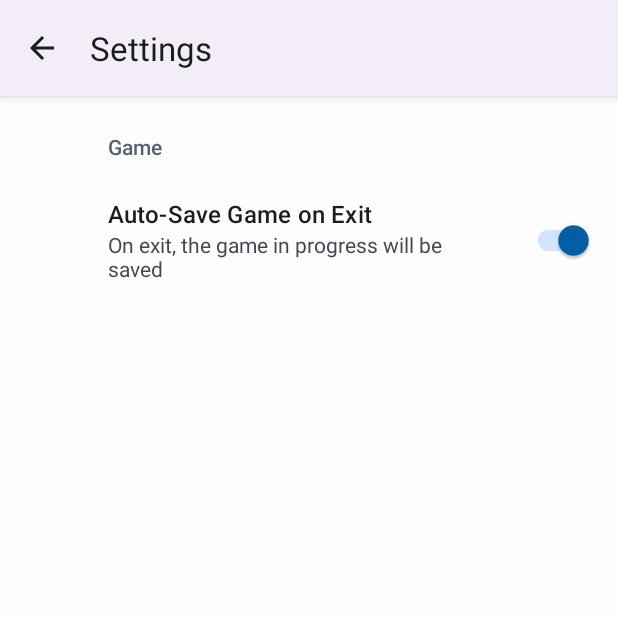
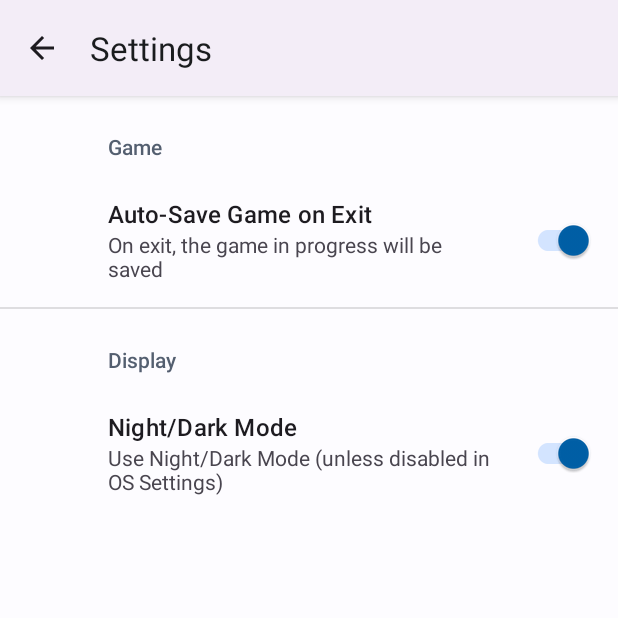
Before and after one commit to Aaron-Halpern/OthelloApp, an Android app: the screen it shows after launch (SettingsActivity), in the options menu, after a tap on "Settings", on a phone screen of 412 x 824 dp, the top half of it. Run offline under Robolectric (Android 15) with nearby library versions, the phone set to English and light mode, and no system bars; our stand-ins replace androidx.preference.

Commit message:
added splash screen and night mode preference

```diff
--- a/app/src/main/AndroidManifest.xml
+++ b/app/src/main/AndroidManifest.xml
@@ -13,6 +13,16 @@
         android:theme="@style/AppTheme"
         tools:targetApi="31">
         <activity
+            android:name=".activities.SplashActivity"
+            android:theme="@style/AppTheme.NoActionBar.SplashScreenTheme"
+            android:exported="true">
+            <intent-filter>
+                <action android:name="android.intent.action.MAIN" />
+
+                <category android:name="android.intent.category.LAUNCHER" />
+            </intent-filter>
+        </activity>
+        <activity
             android:name=".activities.SettingsActivity"
             android:exported="false"
             android:label="@string/action_settings" />
@@ -21,11 +31,11 @@
             android:exported="true"
             android:label="@string/app_name"
             android:theme="@style/AppTheme.NoActionBar">
-            <intent-filter>
-                <action android:name="android.intent.action.MAIN" />
+<!--            <intent-filter>-->
+<!--                <action android:name="android.intent.action.MAIN" />-->
 
-                <category android:name="android.intent.category.LAUNCHER" />
-            </intent-filter>
+<!--                <category android:name="android.intent.category.LAUNCHER" />-->
+<!--            </intent-filter>-->
         </activity>
     </application>
 
--- a/app/src/main/java/com/example/othello/activities/MainActivity.java
+++ b/app/src/main/java/com/example/othello/activities/MainActivity.java
@@ -37,6 +37,7 @@ public class MainActivity extends AppCompatActivity {
     private ActivityMainBinding binding;
     private Snackbar mSnackBar;
     private boolean mUseAutoSave;
+    private boolean mIsNightMode;
 
     private final String mKEY_GAME = "GAME";
     private String mKEY_AUTO_SAVE;
--- a/app/src/main/java/com/example/othello/activities/SettingsActivity.java
+++ b/app/src/main/java/com/example/othello/activities/SettingsActivity.java
@@ -12,6 +12,7 @@ import androidx.preference.Preference;
 import androidx.preference.PreferenceFragmentCompat;
 
 import com.example.othello.R;
+import com.example.othello.lib.Utils;
 import com.google.android.material.floatingactionbutton.FloatingActionButton;
 
 public class SettingsActivity extends AppCompatActivity {
@@ -56,6 +57,18 @@ public class SettingsActivity extends AppCompatActivity {
         public void onCreatePreferences(Bundle savedInstanceState, String rootKey) {
             setPreferencesFromResource(R.xml.root_preferences, rootKey);
 
+            setNightModePreferenceListener();
+
+        }
+        private void setNightModePreferenceListener() {
+            Preference nightModePreference = findPreference(getString(R.string.night_mode_key));
+            if (nightModePreference != null) {
+                nightModePreference.setOnPreferenceChangeListener((preference, newValue) -> {
+                    Boolean newBooleanValue = (Boolean)newValue;
+                    Utils.setNightModeOnOrOff(newBooleanValue);
+                    return true;
+                });
+            }
         }
     }
 }
--- /dev/null
+++ b/app/src/main/java/com/example/othello/activities/SplashActivity.java
@@ -0,0 +1,25 @@
+package com.example.othello.activities;
+
+import androidx.appcompat.app.AppCompatActivity;
+import androidx.appcompat.app.AppCompatDelegate;
+import androidx.preference.PreferenceManager;
+
+import android.content.Intent;
+import android.os.Build;
+import android.os.Bundle;
+
+import com.example.othello.R;
+import com.example.othello.lib.Utils;
+
+public class SplashActivity extends AppCompatActivity {
+
+    @Override
+    protected void onCreate(Bundle savedInstanceState) {
+        super.onCreate(savedInstanceState);
+        PreferenceManager.setDefaultValues(this,R.xml.root_preferences,false);
+        Utils.setNightModeOnOffFromPreferenceValue(getApplicationContext(),getString(R.string.night_mode_key));
+
+        startActivity (new Intent(getApplicationContext (), MainActivity.class));
+        finish ();
+    }
+}
--- a/app/src/main/java/com/example/othello/lib/Utils.java
+++ b/app/src/main/java/com/example/othello/lib/Utils.java
@@ -1,14 +1,39 @@
 package com.example.othello.lib;
+
+import static androidx.appcompat.app.AppCompatDelegate.MODE_NIGHT_FOLLOW_SYSTEM;
+import static androidx.appcompat.app.AppCompatDelegate.MODE_NIGHT_NO;
+import static androidx.appcompat.app.AppCompatDelegate.MODE_NIGHT_YES;
 
 import android.content.Context;
 import android.content.DialogInterface;
+import android.content.SharedPreferences;
+import android.os.Build;
 
 import androidx.appcompat.app.AlertDialog;
+import androidx.appcompat.app.AppCompatDelegate;
+import androidx.preference.PreferenceManager;
 
 import com.example.othello.R;
 
 
 public class Utils {
+
+    /*
+ Night Mode-related helper methods
+  */
+    public static void setNightModeOnOffFromPreferenceValue(Context context, String keyNightMode) {
+        setNightModeOnOrOff(isNightModePrefOn(context, keyNightMode));
+    }
+
+    public static void setNightModeOnOrOff(boolean setToOn) {
+        int onMode  =  Build.VERSION.SDK_INT < 28 ? MODE_NIGHT_YES : MODE_NIGHT_FOLLOW_SYSTEM;
+        AppCompatDelegate.setDefaultNightMode(setToOn ? onMode : MODE_NIGHT_NO);
+    }
+
+    private static boolean isNightModePrefOn(Context context, String keyNightMode) {
+        SharedPreferences defaultSharedPreferences = PreferenceManager.getDefaultSharedPreferences(context);
+        return defaultSharedPreferences.getBoolean(keyNightMode, true);
+    }
 
     public static void showInfoDialog (Context context, String strTitle, String strMsg)
     {
--- /dev/null
+++ b/app/src/main/res/drawable-nodpi/splash_background.xml
@@ -0,0 +1,8 @@
+<?xml version="1.0" encoding="utf-8"?>
+<layer-list
+    xmlns:android="http://schemas.android.com/apk/res/android">
+
+    <item android:drawable="@color/backgroundDefaultColor"/>
+    <item android:drawable="@mipmap/ic_launcher"
+        android:gravity="center"/>
+</layer-list>
--- a/app/src/main/res/values/strings.xml
+++ b/app/src/main/res/values/strings.xml
@@ -16,4 +16,12 @@
     <string name="auto_save_title">Auto-Save Game on Exit</string>
     <string name="game_header">Game</string>
 
+    <!-- Preferences -->
+    <string name="night_mode_key">Night Mode</string>
+    <string name="night_mode_title">Night/Dark Mode</string>
+    <string name="night_mode_off">Never use Night/Dark Mode</string>
+    <string name="night_mode_on">Use Night/Dark Mode (unless disabled in OS Settings)</string>
+    <!-- Preference Titles -->
+    <string name="display_header">Display</string>
+
 </resources>
--- a/app/src/main/res/values/themes.xml
+++ b/app/src/main/res/values/themes.xml
@@ -1,5 +1,8 @@
 <resources xmlns:tools="http://schemas.android.com/tools">
     <!-- Base application theme. -->
+    <style name="AppTheme.NoActionBar.SplashScreenTheme">
+        <item name="android:background">@drawable/splash_background</item>
+    </style>
 
     <style name="AppTheme.NoActionBar">
         <item name="windowActionBar">false</item>
--- a/app/src/main/res/xml/root_preferences.xml
+++ b/app/src/main/res/xml/root_preferences.xml
@@ -12,4 +12,12 @@
 
     </PreferenceCategory>
 
+    <PreferenceCategory app:title="@string/display_header">
+        <SwitchPreferenceCompat
+            app:defaultValue="true"
+            app:key="@string/night_mode_key"
+            app:summaryOff="@string/night_mode_off"
+            app:summaryOn="@string/night_mode_on"
+            app:title="@string/night_mode_title" />
+    </PreferenceCategory>
 </PreferenceScreen>
```
